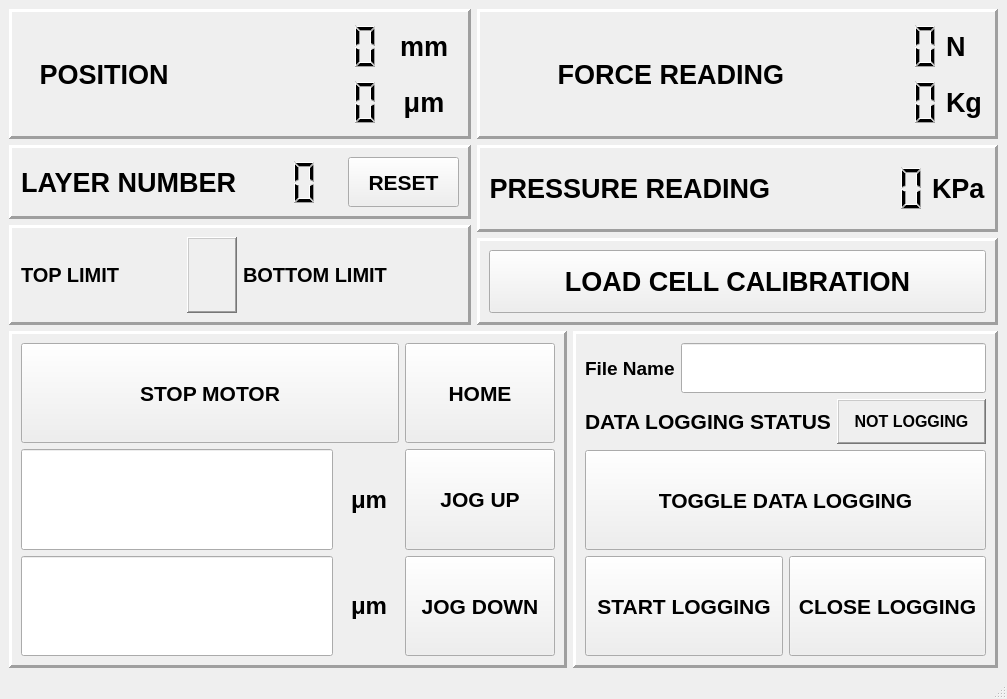
First picture: the form in GUI/blackBettyGUI.ui, repository georgeExotic/BlackBetty_v2, before the edit.
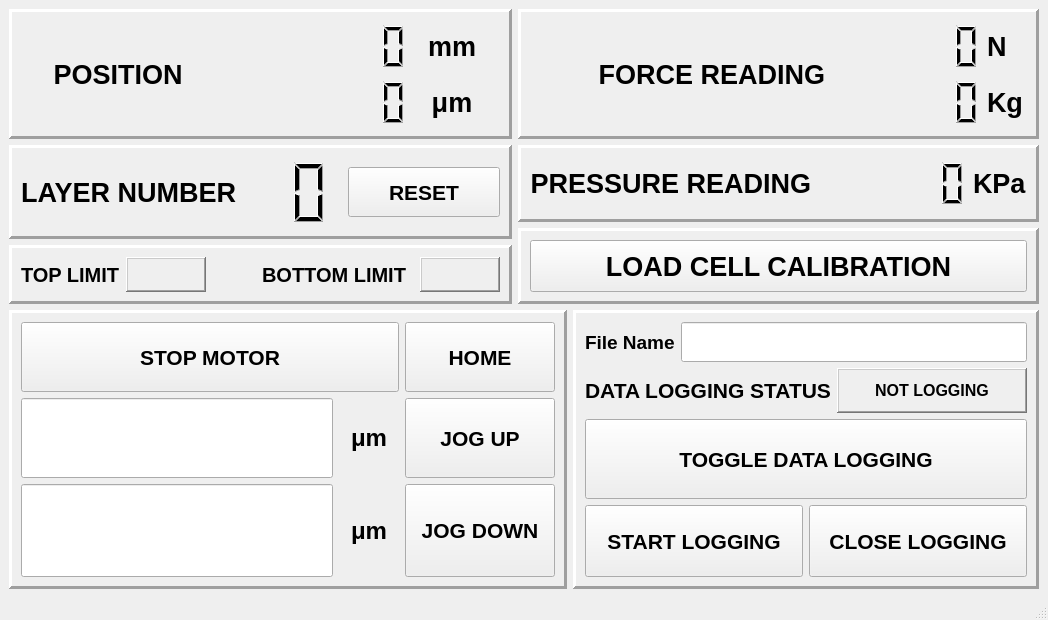
Second picture: the form after the edit.

Patch:
```diff
--- a/GUI/blackBettyGUI.ui
+++ b/GUI/blackBettyGUI.ui
@@ -6,8 +6,8 @@
    <rect>
     <x>0</x>
     <y>0</y>
-    <width>1002</width>
-    <height>699</height>
+    <width>1048</width>
+    <height>620</height>
    </rect>
   </property>
   <property name="sizePolicy">
@@ -266,7 +266,7 @@
                <property name="minimumSize">
                 <size>
                  <width>100</width>
-                 <height>50</height>
+                 <height>70</height>
                 </size>
                </property>
                <property name="font">
@@ -329,13 +329,13 @@
              <property name="sizePolicy">
               <sizepolicy hsizetype="Maximum" vsizetype="Minimum">
                <horstretch>0</horstretch>
-               <verstretch>0</verstretch>
+               <verstretch>35</verstretch>
               </sizepolicy>
              </property>
              <property name="minimumSize">
               <size>
-               <width>160</width>
-               <height>0</height>
+               <width>80</width>
+               <height>35</height>
               </size>
              </property>
              <property name="font">
@@ -356,14 +356,14 @@
            <item>
             <widget class="QLabel" name="TOP_LIMIT_LABEL">
              <property name="sizePolicy">
-              <sizepolicy hsizetype="MinimumExpanding" vsizetype="MinimumExpanding">
+              <sizepolicy hsizetype="MinimumExpanding" vsizetype="Minimum">
                <horstretch>0</horstretch>
                <verstretch>0</verstretch>
               </sizepolicy>
              </property>
              <property name="minimumSize">
               <size>
-               <width>50</width>
+               <width>80</width>
                <height>35</height>
               </size>
              </property>
@@ -381,6 +381,19 @@
              </property>
             </widget>
            </item>
+           <item>
+            <spacer name="horizontalSpacer">
+             <property name="orientation">
+              <enum>Qt::Horizontal</enum>
+             </property>
+             <property name="sizeHint" stdset="0">
+              <size>
+               <width>40</width>
+               <height>20</height>
+              </size>
+             </property>
+            </spacer>
+           </item>
           </layout>
          </item>
          <item row="0" column="1">
@@ -396,7 +409,7 @@
              <property name="minimumSize">
               <size>
                <width>160</width>
-               <height>0</height>
+               <height>35</height>
               </size>
              </property>
              <property name="font">
@@ -410,7 +423,7 @@
               <string>BOTTOM LIMIT</string>
              </property>
              <property name="alignment">
-              <set>Qt::AlignLeading|Qt::AlignLeft|Qt::AlignVCenter</set>
+              <set>Qt::AlignCenter</set>
              </property>
             </widget>
            </item>
@@ -424,10 +437,19 @@
              </property>
              <property name="minimumSize">
               <size>
-               <width>50</width>
+               <width>80</width>
                <height>35</height>
               </size>
              </property>
+             <property name="frameShape">
+              <enum>QFrame::WinPanel</enum>
+             </property>
+             <property name="frameShadow">
+              <enum>QFrame::Raised</enum>
+             </property>
+             <property name="lineWidth">
+              <number>5</number>
+             </property>
              <property name="text">
               <string/>
              </property>
@@ -836,7 +858,7 @@
            <item>
             <widget class="QLineEdit" name="JOG_DOWN_INPUT_MICRON">
              <property name="sizePolicy">
-              <sizepolicy hsizetype="Expanding" vsizetype="MinimumExpanding">
+              <sizepolicy hsizetype="Expanding" vsizetype="Minimum">
                <horstretch>0</horstretch>
                <verstretch>0</verstretch>
               </sizepolicy>
@@ -865,7 +887,7 @@
            <item>
             <widget class="QLabel" name="label_16">
              <property name="sizePolicy">
-              <sizepolicy hsizetype="Minimum" vsizetype="Preferred">
+              <sizepolicy hsizetype="Minimum" vsizetype="Minimum">
                <horstretch>0</horstretch>
                <verstretch>0</verstretch>
               </sizepolicy>
@@ -873,7 +895,7 @@
              <property name="minimumSize">
               <size>
                <width>60</width>
-               <height>0</height>
+               <height>50</height>
               </size>
              </property>
              <property name="font">
@@ -900,7 +922,7 @@
              <property name="sizePolicy">
               <sizepolicy hsizetype="Expanding" vsizetype="MinimumExpanding">
                <horstretch>0</horstretch>
-               <verstretch>0</verstretch>
+               <verstretch>100</verstretch>
               </sizepolicy>
              </property>
              <property name="minimumSize">
@@ -938,7 +960,7 @@
              <property name="minimumSize">
               <size>
                <width>60</width>
-               <height>0</height>
+               <height>50</height>
               </size>
              </property>
              <property name="font">
@@ -961,15 +983,15 @@
          <item row="3" column="1">
           <widget class="QPushButton" name="JOG_DOWN_BUTTON">
            <property name="sizePolicy">
-            <sizepolicy hsizetype="Minimum" vsizetype="MinimumExpanding">
+            <sizepolicy hsizetype="Minimum" vsizetype="Minimum">
              <horstretch>0</horstretch>
-             <verstretch>0</verstretch>
+             <verstretch>80</verstretch>
             </sizepolicy>
            </property>
            <property name="minimumSize">
             <size>
              <width>150</width>
-             <height>0</height>
+             <height>80</height>
             </size>
            </property>
            <property name="font">
@@ -995,7 +1017,7 @@
            <property name="minimumSize">
             <size>
              <width>150</width>
-             <height>0</height>
+             <height>80</height>
             </size>
            </property>
            <property name="font">
@@ -1013,15 +1035,15 @@
          <item row="0" column="1">
           <widget class="QPushButton" name="HOME_BUTTON">
            <property name="sizePolicy">
-            <sizepolicy hsizetype="Minimum" vsizetype="MinimumExpanding">
+            <sizepolicy hsizetype="Minimum" vsizetype="Fixed">
              <horstretch>0</horstretch>
-             <verstretch>0</verstretch>
+             <verstretch>50</verstretch>
             </sizepolicy>
            </property>
            <property name="minimumSize">
             <size>
              <width>150</width>
-             <height>0</height>
+             <height>70</height>
             </size>
            </property>
            <property name="font">
@@ -1039,15 +1061,15 @@
          <item row="0" column="0">
           <widget class="QPushButton" name="STOP_MOTOR_BUTTON">
            <property name="sizePolicy">
-            <sizepolicy hsizetype="Minimum" vsizetype="MinimumExpanding">
+            <sizepolicy hsizetype="Minimum" vsizetype="Fixed">
              <horstretch>0</horstretch>
-             <verstretch>0</verstretch>
+             <verstretch>50</verstretch>
             </sizepolicy>
            </property>
            <property name="minimumSize">
             <size>
              <width>300</width>
-             <height>0</height>
+             <height>70</height>
             </size>
            </property>
            <property name="font">
@@ -1100,7 +1122,7 @@
                <property name="minimumSize">
                 <size>
                  <width>0</width>
-                 <height>50</height>
+                 <height>40</height>
                 </size>
                </property>
                <property name="font">
@@ -1181,7 +1203,7 @@
          <item row="1" column="1">
           <widget class="QPushButton" name="TOGGLE_DATA_RECORDING_BUTTON">
            <property name="sizePolicy">
-            <sizepolicy hsizetype="Minimum" vsizetype="MinimumExpanding">
+            <sizepolicy hsizetype="Minimum" vsizetype="Minimum">
              <horstretch>0</horstretch>
              <verstretch>0</verstretch>
             </sizepolicy>
@@ -1189,7 +1211,7 @@
            <property name="minimumSize">
             <size>
              <width>150</width>
-             <height>100</height>
+             <height>80</height>
             </size>
            </property>
            <property name="font">
@@ -1212,7 +1234,7 @@
            <item>
             <widget class="QPushButton" name="START_DATA_LOGGING_FILE_BUTTON">
              <property name="sizePolicy">
-              <sizepolicy hsizetype="Minimum" vsizetype="MinimumExpanding">
+              <sizepolicy hsizetype="Minimum" vsizetype="Minimum">
                <horstretch>0</horstretch>
                <verstretch>0</verstretch>
               </sizepolicy>
@@ -1220,7 +1242,7 @@
              <property name="minimumSize">
               <size>
                <width>150</width>
-               <height>100</height>
+               <height>50</height>
               </size>
              </property>
              <property name="font">
@@ -1241,7 +1263,7 @@
            <item>
             <widget class="QPushButton" name="CLOSE_DATA_LOGGING_FILE_BUTTON">
              <property name="sizePolicy">
-              <sizepolicy hsizetype="Minimum" vsizetype="MinimumExpanding">
+              <sizepolicy hsizetype="Minimum" vsizetype="Minimum">
                <horstretch>0</horstretch>
                <verstretch>0</verstretch>
               </sizepolicy>
@@ -1249,7 +1271,7 @@
              <property name="minimumSize">
               <size>
                <width>150</width>
-               <height>100</height>
+               <height>50</height>
               </size>
              </property>
              <property name="font">
```
Left out of the diff: 2 changed lines with no effect on the pictures.
